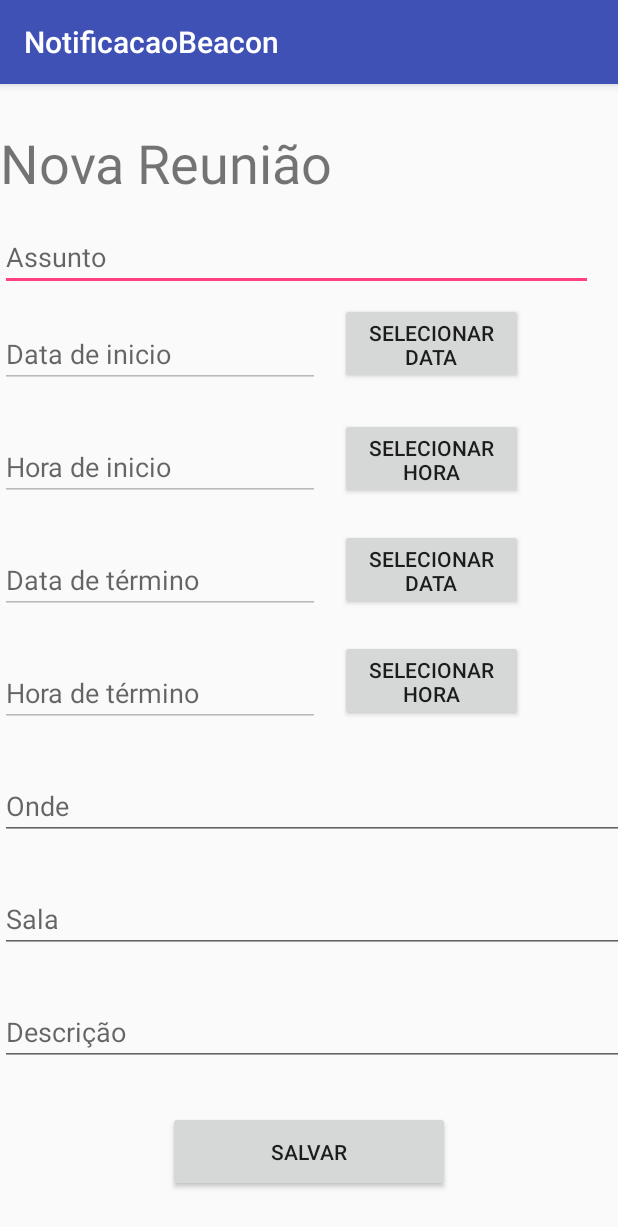
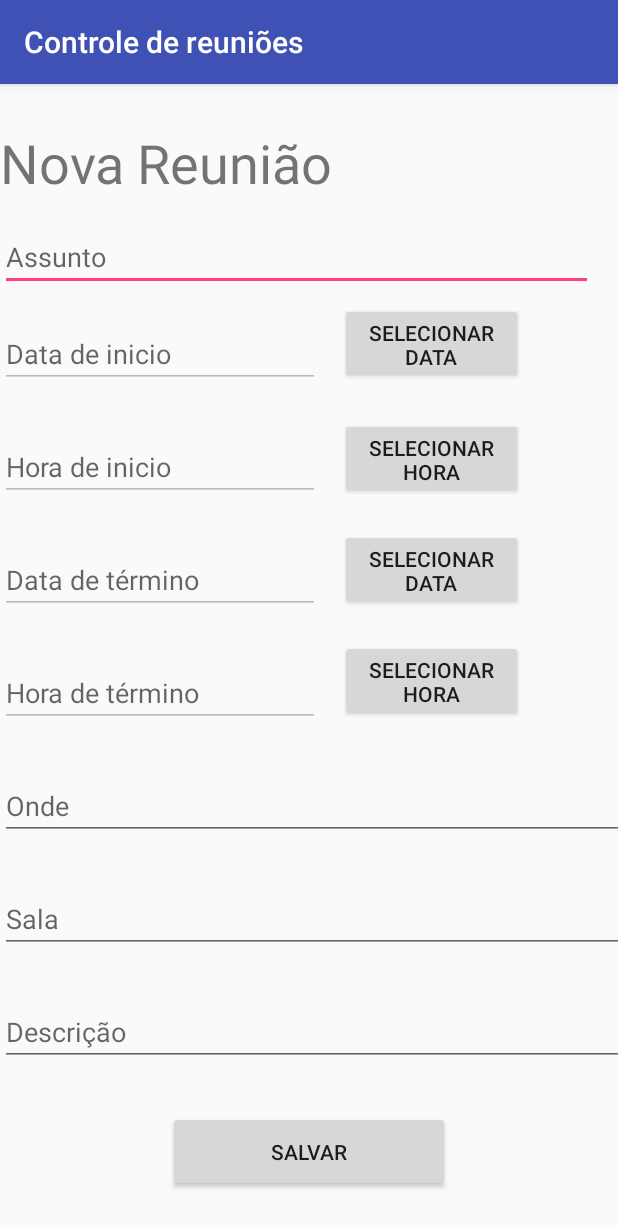
Before and after one commit to wellpires/NotificacaoBeacon, an Android app: the screen it shows after launch (AdicionarReuniaoActivity), after a tap on an icon or button, on a phone screen of 412 x 824 dp. Shown: the top 1227 px of the screen. Run offline under Robolectric (Android 15) with nearby library versions, the phone set to English and light mode, and no system bars; 2 statements that could not run were skipped.

Commit message:
Primeiro commit

```diff
--- a/app/src/main/java/br/com/everis/notificacaobeacon/DetalhesReuniaoActivity.java
+++ b/app/src/main/java/br/com/everis/notificacaobeacon/DetalhesReuniaoActivity.java
@@ -31,6 +31,9 @@ public class DetalhesReuniaoActivity extends AppCompatActivity {
         lblInformacoes = (TextView) findViewById(R.id.lblInformacoes);
 
         ReuniaoVO vo = ((GlobalClass) getApplicationContext()).getReuniaoVO();
+        if(vo == null){
+            return;
+        }
 
         Minutes minutos = null;
         DateTime dtTermino = null;
@@ -40,7 +43,6 @@ public class DetalhesReuniaoActivity extends AppCompatActivity {
             dtTermino = new DateTime(ReuniaoUtils.stringToDate(vo.getHoraTermino()));
 
             minutos = Minutes.minutesBetween(dtHoje, dtInicio);
-
 
         } catch (ParseException e) {
             e.printStackTrace();
--- a/app/src/main/java/br/com/everis/notificacaobeacon/NotificacaoMainActivity.java
+++ b/app/src/main/java/br/com/everis/notificacaobeacon/NotificacaoMainActivity.java
@@ -1,10 +1,20 @@
 package br.com.everis.notificacaobeacon;
 
+import android.*;
+import android.Manifest;
+import android.bluetooth.BluetoothAdapter;
+import android.content.DialogInterface;
 import android.content.Intent;
+import android.content.pm.PackageManager;
 import android.database.Cursor;
+import android.graphics.drawable.Icon;
+import android.os.Build;
 import android.os.Bundle;
 import android.support.design.widget.FloatingActionButton;
+import android.support.v4.app.ActivityCompat;
+import android.support.v4.content.ContextCompat;
 import android.support.v4.widget.SimpleCursorAdapter;
+import android.support.v7.app.AlertDialog;
 import android.view.View;
 import android.support.design.widget.NavigationView;
 import android.support.v4.view.GravityCompat;
@@ -14,12 +24,20 @@ import android.support.v7.app.AppCompatActivity;
 import android.support.v7.widget.Toolbar;
 import android.view.Menu;
 import android.view.MenuItem;
+import android.widget.ArrayAdapter;
 import android.widget.Button;
 import android.widget.ListAdapter;
+import android.widget.ListView;
+import android.widget.Toast;
 
+import br.com.everis.notificacaobeacon.adapter.ReuniaoAdapter;
 import br.com.everis.notificacaobeacon.bd.DBAdapter;
 import br.com.everis.notificacaobeacon.bd.DBHelper;
+import br.com.everis.notificacaobeacon.bd.model.ReuniaoVO;
 import br.com.everis.notificacaobeacon.service.NotificacaoBeaconService;
+import br.com.everis.notificacaobeacon.utils.Constants;
+import br.com.everis.notificacaobeacon.utils.GlobalClass;
+import br.com.everis.notificacaobeacon.utils.ReuniaoUtils;
 
 public class NotificacaoMainActivity extends AppCompatActivity
         implements NavigationView.OnNavigationItemSelectedListener, View.OnClickListener {
@@ -30,17 +48,32 @@ public class NotificacaoMainActivity extends AppCompatActivity
     private FloatingActionButton fabNovaReuniao = null;
     private FloatingActionButton fabNotificacaoReuniao = null;
 
-    private ListAdapter reunioesAdapter = null;
+    private ListView lvReunioes = null;
 
     private DBAdapter datasource = null;
 
+    static final int MY_PERMISSIONS_REQUEST_ACCESS_FINE_LOCATION = 1;
+
     @Override
     protected void onCreate(Bundle savedInstanceState) {
-        //TODO PROCURAR UMA FORMA DE IMPLEMENTAR UMA FORMA DE PERMISSÃO DO ANDROID PELO CÓDIGO
         super.onCreate(savedInstanceState);
         setContentView(R.layout.activity_notificacao_main);
         Toolbar toolbar = (Toolbar) findViewById(R.id.toolbar);
         setSupportActionBar(toolbar);
+
+        if (ActivityCompat.checkSelfPermission(this, Manifest.permission.ACCESS_FINE_LOCATION)
+                != PackageManager.PERMISSION_GRANTED
+                && ActivityCompat.checkSelfPermission(this, Manifest.permission.ACCESS_COARSE_LOCATION)
+                != PackageManager.PERMISSION_GRANTED) {
+
+            ActivityCompat.requestPermissions(this,
+                    new String[]{Manifest.permission.ACCESS_FINE_LOCATION},
+                    MY_PERMISSIONS_REQUEST_ACCESS_FINE_LOCATION);
+
+        }
+
+        BluetoothAdapter bluetooth = BluetoothAdapter.getDefaultAdapter();
+        bluetooth.enable();
 
         DrawerLayout drawer = (DrawerLayout) findViewById(R.id.drawer_layout);
         ActionBarDrawerToggle toggle = new ActionBarDrawerToggle(
@@ -57,19 +90,32 @@ public class NotificacaoMainActivity extends AppCompatActivity
         fabNotificacaoReuniao = (FloatingActionButton) findViewById(R.id.fabBell);
         fabNotificacaoReuniao.setOnClickListener(this);
 
+        lvReunioes = (ListView) findViewById(R.id.lvReunioes);
+
+        // ========== SININHO ==========
+        runOnUiThread(new Runnable() {
+            @Override
+            public void run() {
+                final GlobalClass globalVariable = (GlobalClass) getApplicationContext();
+                if (globalVariable.getReuniaoAcontecendo()) {
+                    fabNotificacaoReuniao.setImageResource(R.mipmap.bell_star);
+                } else {
+                    fabNotificacaoReuniao.setImageResource(R.mipmap.bell);
+                }
+            }
+        });
+
         // ========== START SERVICE ==========
         Intent i = new Intent(NotificacaoMainActivity.this, NotificacaoBeaconService.class);
         startService(i);
         //===========================================
 
-        datasource = new DBAdapter(this);
+        datasource = new DBAdapter(getApplicationContext());
         datasource.open();
         Cursor cursor = datasource.getReuniao();
+        ReuniaoAdapter adapter = new ReuniaoAdapter(ReuniaoUtils.cursorToList(cursor), this);
 
-        String[] colunas = new String[]{"Assunto", "Horario de Inicio"};
-        int[] row = new int[]{R.id.nome, R.id.telefone};
-
-
+        lvReunioes.setAdapter(adapter);
 
     }
 
@@ -133,12 +179,17 @@ public class NotificacaoMainActivity extends AppCompatActivity
     @Override
     public void onClick(View view) {
 
-
         if (view.getId() == R.id.fab) {
             Intent i = new Intent(getApplicationContext(), AdicionarReuniaoActivity.class);
             startActivity(i);
-        } else if(view.getId() == R.id.fabBell){
-
+        } else if (view.getId() == R.id.fabBell) {
+            final GlobalClass globalVariable = (GlobalClass) getApplicationContext();
+            if (globalVariable.getReuniaoAcontecendo()) {
+                Intent i = new Intent(getApplicationContext(), DetalhesReuniaoActivity.class);
+                startActivity(i);
+            } else {
+                Toast.makeText(this, Constants.SEM_REUNIAO_ATUAL, Toast.LENGTH_LONG).show();
+            }
         }
     }
 
--- a/app/src/main/java/br/com/everis/notificacaobeacon/utils/Constants.java
+++ b/app/src/main/java/br/com/everis/notificacaobeacon/utils/Constants.java
@@ -12,9 +12,24 @@ public interface Constants {
     public static final String TIMEZONE = "America/Sao_Paulo";
     public static final String REUNIAO_HOJE = "reuniaoHoje";
     public static final String REUNIAO = "Reunião";
+    public static final String MENSAGEM_REUNIAO = "Sua reunião começará em ";
+    public static final String HORA_SINGULAR = "hora";
+    public static final String HORA_PLURAL = "horas";
+    public static final String BEM_VINDO = "Bem vindo á Everis!";
+    public static final String CONTINUACAO_BEM_VINDO = "Toque para ver detalhes da reunião.";
+    public static final String SEM_REUNIAO_ATUAL = "Não há reunião no momento";
+
+    public static final String LABEL_OK = "OK";
+    public static final String LABEL_SIM = "Sim";
+
+    public static final String LABEL_NAO = "Não";
+    public static final String TITULO_APP = "Controle de Reunião";
+
     public static final String TEMPO_RESTANTE = "TEMPO_RESTANTE";
     public static final String LOCAL = "LOCAL";
-    public static final String MENSAGEM_REUNIAO = "Sua reunião vai começar em ";
-    public static final String HORA_SINGULAR = "hora";
-    public static final String HORA_PLURAL = "horas";
+    public static final String MENSAGEM = "MENSAGEM";
+
+    public static final int ID_BEM_VINDO_REUNIAO = 0;
+    public static final int ID_NOTIFICACAO_REUNIAO = 1;
+
 }
--- a/app/src/main/java/br/com/everis/notificacaobeacon/utils/GlobalClass.java
+++ b/app/src/main/java/br/com/everis/notificacaobeacon/utils/GlobalClass.java
@@ -11,6 +11,7 @@ import br.com.everis.notificacaobeacon.bd.model.ReuniaoVO;
 public class GlobalClass extends Application {
 
     private ReuniaoVO reuniaoVO = null;
+    private Boolean isReuniaoAcontecendo = false;
 
     public ReuniaoVO getReuniaoVO() {
         return reuniaoVO;
@@ -19,4 +20,12 @@ public class GlobalClass extends Application {
     public void setReuniaoVO(ReuniaoVO reuniaoVO) {
         this.reuniaoVO = reuniaoVO;
     }
+
+    public Boolean getReuniaoAcontecendo() {
+        return isReuniaoAcontecendo;
+    }
+
+    public void setReuniaoAcontecendo(Boolean reuniaoAcontecendo) {
+        isReuniaoAcontecendo = reuniaoAcontecendo;
+    }
 }
--- a/app/src/main/res/layout/activity_adicionar_reuniao_activity.xml
+++ b/app/src/main/res/layout/activity_adicionar_reuniao_activity.xml
@@ -22,7 +22,7 @@
             tools:layout_editor_absoluteX="80dp" />
 
         <EditText
-            android:id="@+id/txtAssunto"
+            android:id="@+id/lblAssunto"
             android:layout_width="395dp"
             android:layout_height="wrap_content"
             android:layout_marginTop="16dp"
@@ -44,7 +44,7 @@
             android:inputType="datetime"
             android:selectAllOnFocus="false"
             android:singleLine="true"
-            app:layout_constraintTop_toBottomOf="@+id/txtAssunto"
+            app:layout_constraintTop_toBottomOf="@+id/lblAssunto"
             tools:layout_editor_absoluteX="8dp" />
 
         <Button
@@ -57,7 +57,7 @@
             android:elevation="0dp"
             android:text="Selecionar data"
             app:layout_constraintLeft_toRightOf="@+id/txtDataInicio"
-            app:layout_constraintTop_toBottomOf="@+id/txtAssunto" />
+            app:layout_constraintTop_toBottomOf="@+id/lblAssunto" />
 
         <EditText
             android:id="@+id/txtHoraInicio"
--- a/app/src/main/res/layout/content_detalhes_reuniao.xml
+++ b/app/src/main/res/layout/content_detalhes_reuniao.xml
@@ -26,7 +26,7 @@
 
     <TextView
         android:id="@+id/lblInformacoes"
-        android:layout_width="300dp"
+        android:layout_width="0dp"
         android:layout_height="wrap_content"
         android:layout_marginLeft="8dp"
         android:layout_marginRight="8dp"
--- a/app/src/main/res/values/strings.xml
+++ b/app/src/main/res/values/strings.xml
@@ -1,5 +1,5 @@
 <resources>
-    <string name="app_name">NotificacaoBeacon</string>
+    <string name="app_name">Controle de reuniões</string>
 
     <string name="navigation_drawer_open">Open navigation drawer</string>
     <string name="navigation_drawer_close">Close navigation drawer</string>
@@ -7,7 +7,7 @@
     <string name="action_settings">Settings</string>
     <string name="title_item_list">Items</string>
     <string name="title_item_detail">Item Detail</string>
-    <string name="title_activity_detalhes_reuniao">DetalhesReuniaoActivity</string>
+    <string name="title_activity_detalhes_reuniao">Detalhes da reunião</string>
     <string name="title_home">Home</string>
     <string name="title_dashboard">Dashboard</string>
     <string name="title_notifications">Notifications</string>
```
Also changed, not shown: app/src/main/AndroidManifest.xml (+10 -5 lines), app/src/main/java/br/com/everis/notificacaobeacon/AdicionarReuniaoActivity.java (+52 -3 lines), app/src/main/java/br/com/everis/notificacaobeacon/ReuniaoNotificacaoActivity.java (+2 -7 lines), app/src/main/java/br/com/everis/notificacaobeacon/service/NotificacaoBeaconService.java (+74 -27 lines), app/src/main/java/br/com/everis/notificacaobeacon/utils/ReuniaoUtils.java (+52 -0 lines), app/src/main/res/layout/content_notificacao_main.xml (+13 -6 lines), app/src/main/res/layout/reuniao_list_item.xml (+25 -19 lines), 256 other files.
